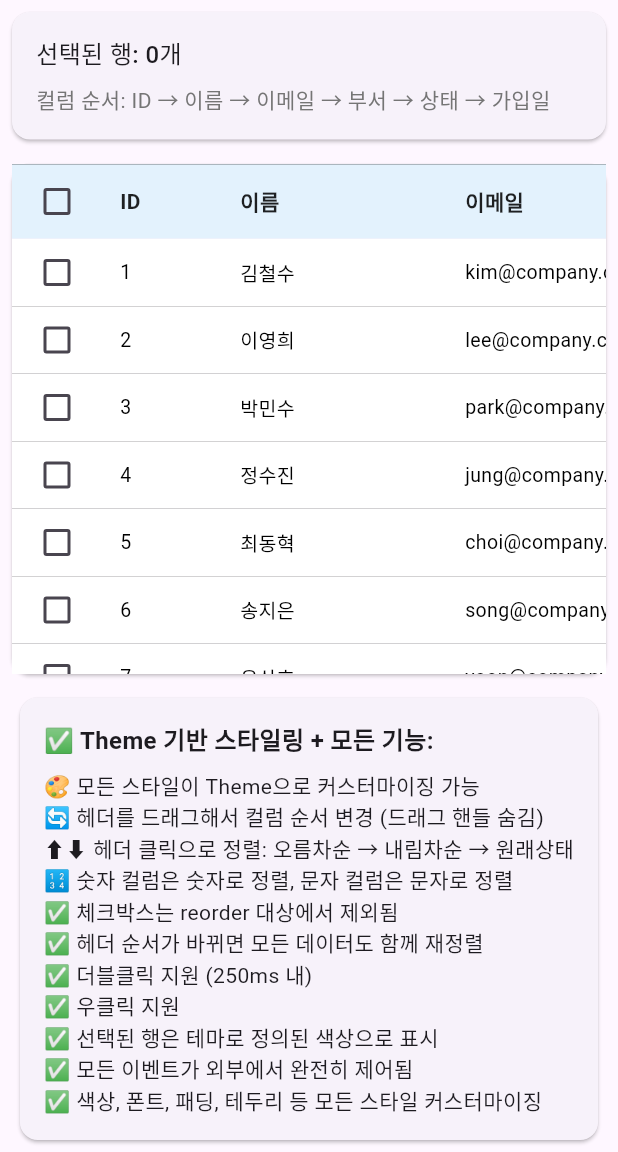
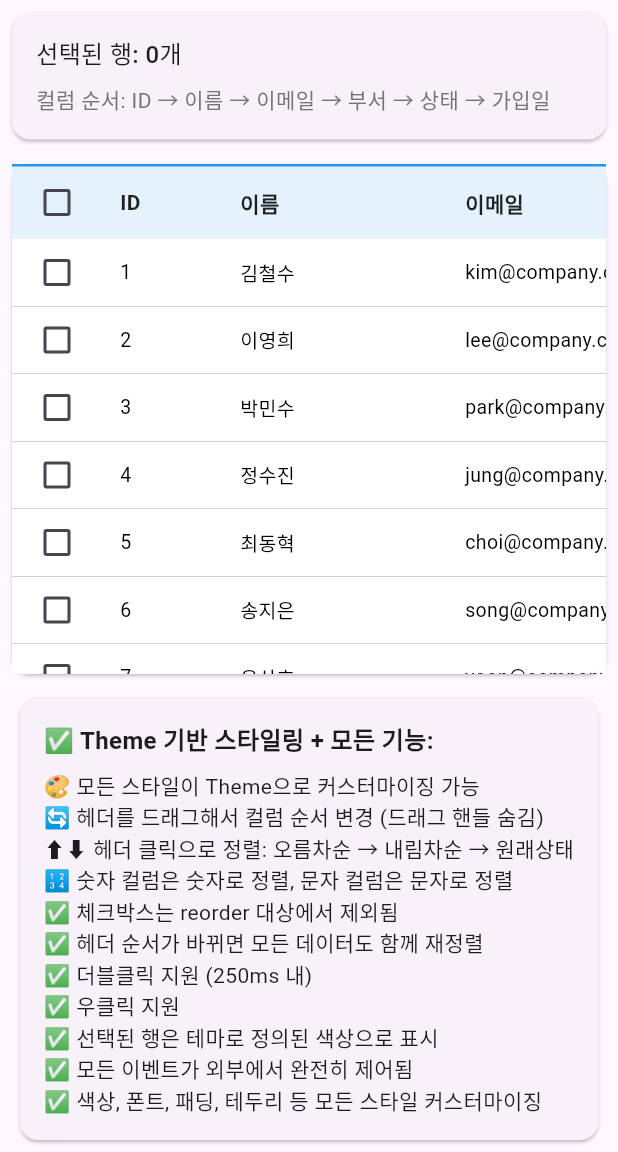
Before and after one commit to kihyun1998/flutter_basic_table, a Flutter app: the screen it shows after launch, on a phone screen of 412 x 824 dp, the part 84-1236 px from its top. Run offline on Flutter 3.47's test engine with Material 3 defaults, Android fonts, the phone set to English and light mode, and no system bars.

Commit message:
fix: 사용 안하는 theme data 개선

```diff
--- a/lib/src/widgets/flutter_basic_table_header_widget.dart
+++ b/lib/src/widgets/flutter_basic_table_header_widget.dart
@@ -58,7 +58,8 @@ class BasicTableHeader extends StatelessWidget {
       decoration: BoxDecoration(
         color: theme.headerTheme.backgroundColor,
         border: Border(
-          top: theme.borderTheme.tableBorder ?? BorderSide.none,
+          top: theme.headerTheme.border ??
+              BorderSide.none, // ✅ headerTheme.border 사용!
         ),
       ),
       child: Row(
@@ -198,10 +199,15 @@ class _CheckboxHeaderCell extends StatelessWidget {
 
   @override
   Widget build(BuildContext context) {
-    return SizedBox(
+    return Container(
       width: width,
       height: theme.headerTheme.height,
-      // ✅ decoration 완전히 제거 - 부모의 border 사용
+      // ✅ cellBorder 적용
+      decoration: BoxDecoration(
+        border: Border(
+          right: theme.borderTheme.cellBorder ?? BorderSide.none,
+        ),
+      ),
       child: Padding(
         padding: theme.checkboxTheme.padding ?? EdgeInsets.zero,
         child: Center(
@@ -275,10 +281,15 @@ class _HeaderCell extends StatelessWidget {
 
   @override
   Widget build(BuildContext context) {
-    return SizedBox(
+    return Container(
       width: width,
       height: theme.headerTheme.height,
-      // ✅ decoration 완전히 제거 - 부모의 border 사용
+      // ✅ cellBorder 적용
+      decoration: BoxDecoration(
+        border: Border(
+          right: theme.borderTheme.cellBorder ?? BorderSide.none,
+        ),
+      ),
       child: Material(
         color: Colors.transparent,
         child: InkWell(
--- a/lib/src/widgets/flutter_basic_talbe_data_widget.dart
+++ b/lib/src/widgets/flutter_basic_talbe_data_widget.dart
@@ -8,7 +8,7 @@ class BasicTableData extends StatelessWidget {
   final List<BasicTableRow> rows;
   final List<BasicTableColumn> columns;
   final double availableWidth;
-  final BasicTableThemeData theme; // ✅ config → theme으로 변경
+  final BasicTableThemeData theme;
   final ScrollController verticalController;
   final double checkboxWidth;
   final Set<int> selectedRows;
@@ -23,7 +23,7 @@ class BasicTableData extends StatelessWidget {
     required this.rows,
     required this.columns,
     required this.availableWidth,
-    required this.theme, // ✅ theme 파라미터로 변경
+    required this.theme,
     required this.verticalController,
     required this.checkboxWidth,
     required this.selectedRows,
@@ -64,7 +64,7 @@ class BasicTableData extends StatelessWidget {
         return _DataRow(
           row: row,
           columnWidths: columnWidths,
-          theme: theme, // ✅ theme 전달
+          theme: theme,
           checkboxWidth: checkboxWidth,
           isSelected: isSelected,
           onSelectionChanged: onRowSelectionChanged,
@@ -78,11 +78,11 @@ class BasicTableData extends StatelessWidget {
   }
 }
 
-/// 개별 데이터 행 위젯
-class _DataRow extends StatelessWidget {
+/// 개별 데이터 행 위젯 - ✅ hover 효과 & dataRowTheme.border 적용!
+class _DataRow extends StatefulWidget {
   final BasicTableRow row;
   final List<double> columnWidths;
-  final BasicTableThemeData theme; // ✅ config → theme으로 변경
+  final BasicTableThemeData theme;
   final double checkboxWidth;
   final bool isSelected;
   final void Function(int index, bool selected)? onSelectionChanged;
@@ -94,7 +94,7 @@ class _DataRow extends StatelessWidget {
   const _DataRow({
     required this.row,
     required this.columnWidths,
-    required this.theme, // ✅ theme 파라미터
+    required this.theme,
     required this.checkboxWidth,
     required this.isSelected,
     this.onSelectionChanged,
@@ -105,65 +105,86 @@ class _DataRow extends StatelessWidget {
   });
 
   @override
+  State<_DataRow> createState() => _DataRowState();
+}
+
+class _DataRowState extends State<_DataRow> {
+  bool _isHovered = false; // ✅ hover 상태 추가!
+
+  @override
   Widget build(BuildContext context) {
-    // 선택 상태에 따른 배경색 변경
-    final Color backgroundColor = isSelected
-        ? theme.selectionTheme.selectedRowColor ??
-            Colors.blue.withOpacity(0.1) // ✅ 테마에서 선택된 행 색상 가져오기
-        : theme.dataRowTheme.backgroundColor ?? Colors.white; // ✅ 테마에서 배경색 가져오기
+    // ✅ 우선순위: 선택됨 > hover > 기본
+    Color backgroundColor;
+    if (widget.isSelected) {
+      backgroundColor = widget.theme.selectionTheme.selectedRowColor ??
+          Colors.blue.withOpacity(0.1);
+    } else if (_isHovered) {
+      backgroundColor = widget.theme.selectionTheme.hoverRowColor ??
+          Colors.grey.withOpacity(0.05); // ✅ hover 색상 적용!
+    } else {
+      backgroundColor =
+          widget.theme.dataRowTheme.backgroundColor ?? Colors.white;
+    }
 
-    return Container(
-      height: theme.dataRowTheme.height, // ✅ 테마에서 높이 가져오기
+    return MouseRegion(
+      // ✅ hover 효과 구현!
+      onEnter: (_) => setState(() => _isHovered = true),
+      onExit: (_) => setState(() => _isHovered = false),
+      child: Container(
+        height: widget.theme.dataRowTheme.height,
         decoration: BoxDecoration(
           color: backgroundColor,
           border: Border(
-          top:
-              theme.borderTheme.rowBorder ?? BorderSide.none, // ✅ 테마에서 테두리 가져오기
+            top: widget.theme.dataRowTheme.border ??
+                BorderSide.none, // ✅ dataRowTheme.border 사용!
           ),
         ),
         child: CustomInkWell(
           onTap: () {
             // 체크박스가 있으면 선택/해제, 없으면 일반 행 클릭
-          if (theme.checkboxTheme.enabled && onSelectionChanged != null) {
-            // ✅ 테마에서 체크박스 활성화 확인
-            onSelectionChanged!(row.index, !isSelected);
+            if (widget.theme.checkboxTheme.enabled &&
+                widget.onSelectionChanged != null) {
+              widget.onSelectionChanged!(widget.row.index, !widget.isSelected);
             }
-          onRowTap?.call(row.index);
+            widget.onRowTap?.call(widget.row.index);
           },
-        onDoubleTap:
-            onRowDoubleTap != null ? () => onRowDoubleTap!(row.index) : null,
-        onSecondaryTap: onRowSecondaryTap != null
-            ? () => onRowSecondaryTap!(row.index)
+          onDoubleTap: widget.onRowDoubleTap != null
+              ? () => widget.onRowDoubleTap!(widget.row.index)
               : null,
-        doubleClickTime: doubleClickTime,
+          onSecondaryTap: widget.onRowSecondaryTap != null
+              ? () => widget.onRowSecondaryTap!(widget.row.index)
+              : null,
+          doubleClickTime: widget.doubleClickTime,
           child: Row(
             children: [
               // 체크박스 셀
-            if (theme.checkboxTheme.enabled) // ✅ 테마에서 체크박스 활성화 확인
+              if (widget.theme.checkboxTheme.enabled)
                 _CheckboxCell(
-                width: checkboxWidth,
-                theme: theme, // ✅ theme 전달
-                isSelected: isSelected,
+                  width: widget.checkboxWidth,
+                  theme: widget.theme,
+                  isSelected: widget.isSelected,
                   onChanged: (selected) {
-                  onSelectionChanged?.call(row.index, selected);
+                    widget.onSelectionChanged?.call(widget.row.index, selected);
                   },
                 ),
 
               // 데이터 셀들
-            ...List.generate(row.cells.length, (cellIndex) {
-              final cellData =
-                  cellIndex < row.cells.length ? row.cells[cellIndex] : '';
-              final cellWidth = cellIndex < columnWidths.length
-                  ? columnWidths[cellIndex]
+              ...List.generate(widget.row.cells.length, (cellIndex) {
+                final cellData = cellIndex < widget.row.cells.length
+                    ? widget.row.cells[cellIndex]
+                    : '';
+                final cellWidth = cellIndex < widget.columnWidths.length
+                    ? widget.columnWidths[cellIndex]
                     : 100.0;
 
                 return _DataCell(
                   data: cellData,
                   width: cellWidth,
-                theme: theme, // ✅ theme 전달
+                  theme: widget.theme,
                 );
               }),
             ],
+          ),
         ),
       ),
     );
@@ -173,13 +194,13 @@ class _DataRow extends StatelessWidget {
 /// 체크박스 셀 위젯
 class _CheckboxCell extends StatelessWidget {
   final double width;
-  final BasicTableThemeData theme; // ✅ config → theme으로 변경
+  final BasicTableThemeData theme;
   final bool isSelected;
   final void Function(bool selected)? onChanged;
 
   const _CheckboxCell({
     required this.width,
-    required this.theme, // ✅ theme 파라미터
+    required this.theme,
     required this.isSelected,
     this.onChanged,
   });
@@ -194,11 +215,10 @@ class _CheckboxCell extends StatelessWidget {
       },
       child: Container(
         width: width,
-        height: theme.dataRowTheme.height, // ✅ 테마에서 높이 가져오기
+        height: theme.dataRowTheme.height,
         color: Colors.transparent, // 클릭 영역 확보
         child: Padding(
-          padding:
-              theme.checkboxTheme.padding ?? EdgeInsets.zero, // ✅ 테마에서 패딩 가져오기
+          padding: theme.checkboxTheme.padding ?? EdgeInsets.zero,
           child: Center(
             child: Checkbox(
               value: isSelected,
@@ -206,8 +226,8 @@ class _CheckboxCell extends StatelessWidget {
                   ? (value) => onChanged!(value ?? false)
                   : null,
               materialTapTargetSize: MaterialTapTargetSize.shrinkWrap,
-              activeColor: theme.checkboxTheme.activeColor, // ✅ 테마에서 색상 가져오기
-              checkColor: theme.checkboxTheme.checkColor, // ✅ 테마에서 체크 색상 가져오기
+              activeColor: theme.checkboxTheme.activeColor,
+              checkColor: theme.checkboxTheme.checkColor,
             ),
           ),
         ),
@@ -216,32 +236,38 @@ class _CheckboxCell extends StatelessWidget {
   }
 }
 
-/// 개별 데이터 셀 위젯
+/// 개별 데이터 셀 위젯 - ✅ cellBorder 구현 예정
 class _DataCell extends StatelessWidget {
   final String data;
   final double width;
-  final BasicTableThemeData theme; // ✅ config → theme으로 변경
+  final BasicTableThemeData theme;
 
   const _DataCell({
     required this.data,
     required this.width,
-    required this.theme, // ✅ theme 파라미터
+    required this.theme,
   });
 
   @override
   Widget build(BuildContext context) {
-    return SizedBox(
+    return Container(
+      // ✅ SizedBox → Container로 변경 (cellBorder 준비)
       width: width,
-      height: theme.dataRowTheme.height, // ✅ 테마에서 높이 가져오기
-      // 세로 구분선 제거 - decoration 완전히 제거
+      height: theme.dataRowTheme.height,
+      // ✅ cellBorder 구현 준비
+      decoration: BoxDecoration(
+        border: Border(
+          right: theme.borderTheme.cellBorder ??
+              BorderSide.none, // ✅ cellBorder 적용!
+        ),
+      ),
       child: Padding(
-        padding:
-            theme.dataRowTheme.padding ?? EdgeInsets.zero, // ✅ 테마에서 패딩 가져오기
+        padding: theme.dataRowTheme.padding ?? EdgeInsets.zero,
         child: Align(
           alignment: Alignment.centerLeft,
           child: Text(
             data,
-            style: theme.dataRowTheme.textStyle, // ✅ 테마에서 텍스트 스타일 가져오기
+            style: theme.dataRowTheme.textStyle,
             overflow: TextOverflow.ellipsis,
             maxLines: 1,
           ),
```
Lines whose indentation alone changed are shown as unchanged.
